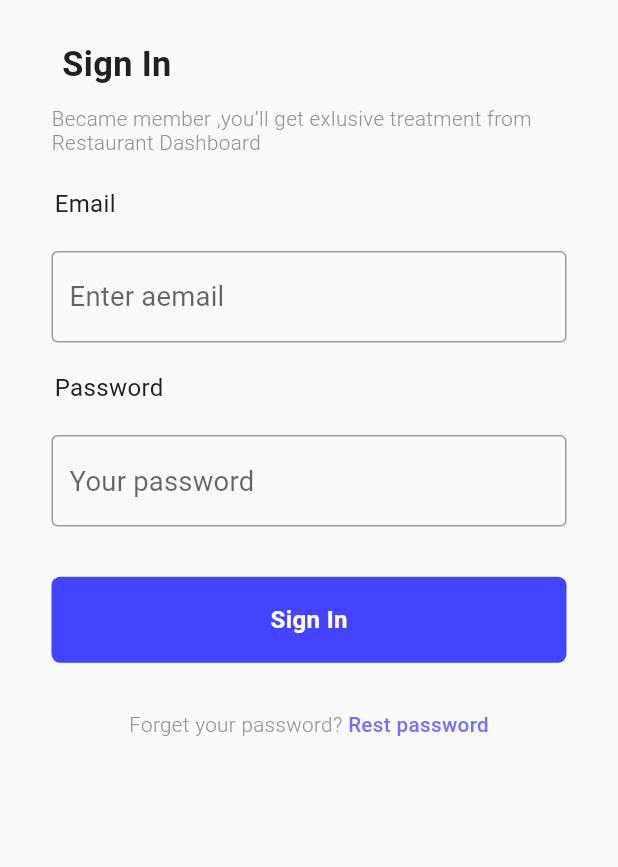
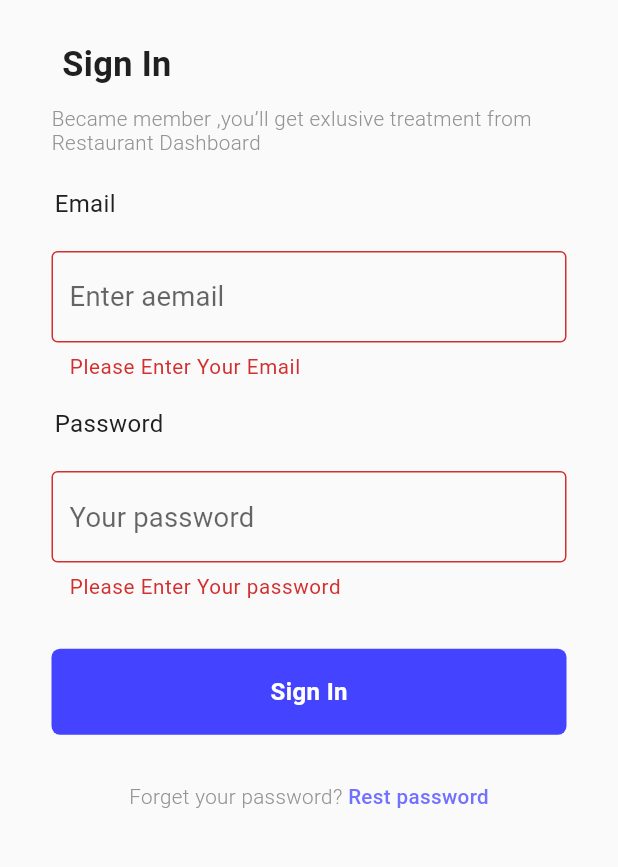
Before and after one commit to MuhanadIbrahim/food_delivery_app_restaurant, a Flutter app: the SignInScrean screen opened by its route, after a tap on "Sign In", on a phone screen of 412 x 824 dp, the part 197-1064 px from its top. Run offline on Flutter 3.47's test engine with Material 2 defaults, Android fonts, the phone set to English and light mode, and no system bars; our stand-ins replace cloud_firestore, device_preview, equatable, firebase_auth, firebase_core, firebase_storage and 3 more; accounts and stored records are empty; Roboto replaces fonts that are missing (Poppins); statements that could not run were skipped.

Commit message:
add form widget to the sign in screan

```diff
--- a/lib/presentation/screans/sign_in_screan.dart
+++ b/lib/presentation/screans/sign_in_screan.dart
@@ -23,7 +23,9 @@ class _SignInScreanState extends State<SignInScrean> {
 
   @override
   Widget build(BuildContext context) {
-    return Scaffold(
+    return Form(
+      key: formkey,
+      child: Scaffold(
         body: SingleChildScrollView(
           child: Padding(
             padding:
@@ -97,6 +99,7 @@ class _SignInScreanState extends State<SignInScrean> {
                         height: 22.h,
                       ),
                       TextFormField(
+                        style: TextStyle(color: Colors.black),
                         onChanged: (value) {
                           email = value;
                         },
@@ -104,6 +107,7 @@ class _SignInScreanState extends State<SignInScrean> {
                           if (value!.isEmpty) {
                             return 'Please Enter Your Email';
                           }
+                          return null;
                         },
                         decoration: InputDecoration(
                           border: OutlineInputBorder(),
@@ -128,6 +132,7 @@ class _SignInScreanState extends State<SignInScrean> {
                         height: 22.h,
                       ),
                       TextFormField(
+                        style: TextStyle(color: Colors.black),
                         onChanged: (value) {
                           password = value;
                         },
@@ -135,6 +140,7 @@ class _SignInScreanState extends State<SignInScrean> {
                           if (value!.isEmpty) {
                             return 'Please Enter Your password';
                           }
+                          return null;
                         },
                         decoration: InputDecoration(
                           border: OutlineInputBorder(),
@@ -214,6 +220,7 @@ class _SignInScreanState extends State<SignInScrean> {
             ),
           ),
         ),
+      ),
     );
   }
 }
--- a/lib/presentation/screans/sign_up_screan.dart
+++ b/lib/presentation/screans/sign_up_screan.dart
@@ -123,6 +123,7 @@ class _SignUpScreanState extends State<SignUpScrean> {
                             height: 22.h,
                           ),
                           TextFormField(
+                            style: TextStyle(color: Colors.black),
                             onChanged: (value) {
                               name = value;
                             },
@@ -157,6 +158,7 @@ class _SignUpScreanState extends State<SignUpScrean> {
                             height: 22.h,
                           ),
                           TextFormField(
+                            style: TextStyle(color: Colors.black),
                             onChanged: (value) {
                               email = value;
                             },
@@ -188,6 +190,7 @@ class _SignUpScreanState extends State<SignUpScrean> {
                             height: 22.h,
                           ),
                           TextFormField(
+                            style: TextStyle(color: Colors.black),
                             onChanged: (value) {
                               password = value;
                             },
```
Lines whose indentation alone changed are shown as unchanged.
